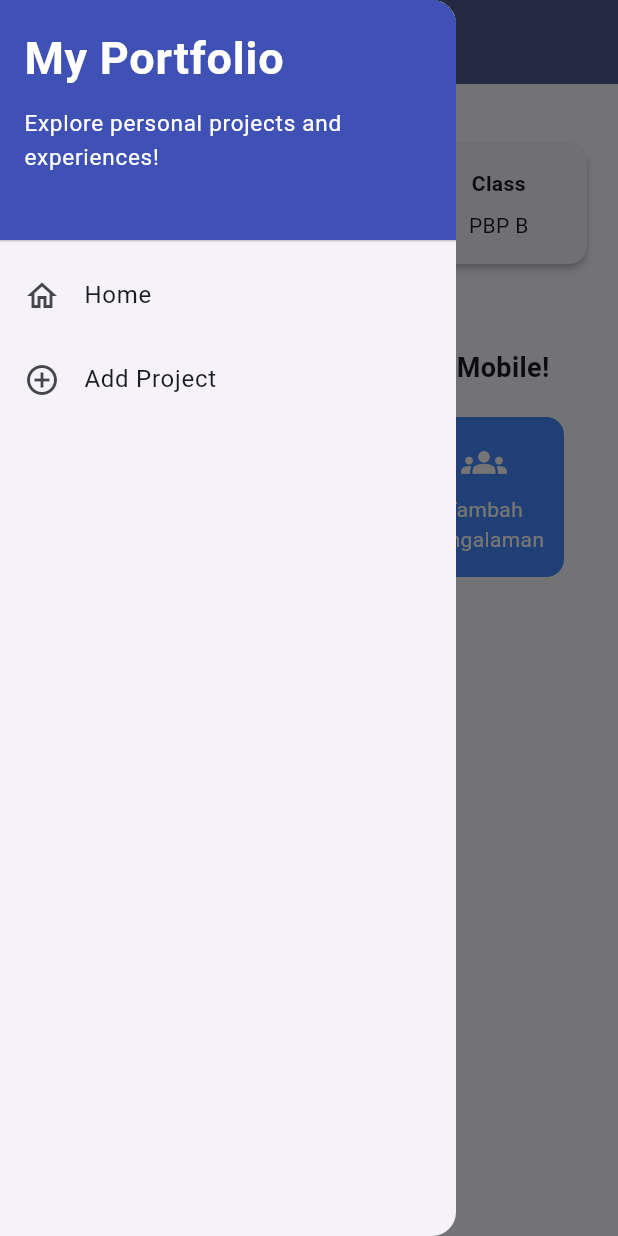
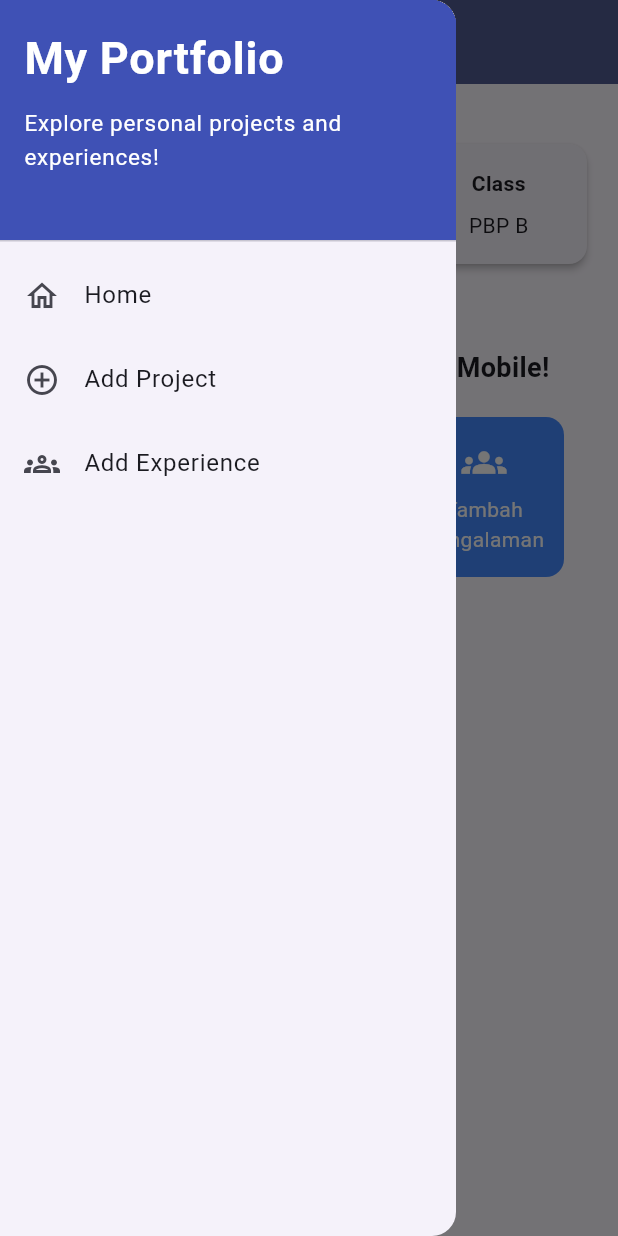
Before and after one commit to adreezadamica/myportofolio_mobile, a Flutter app: the screen it shows after launch, with the side drawer open, on a phone screen of 412 x 824 dp. Run offline on Flutter 3.47's test engine with Material 3 defaults, Android fonts, the phone set to English and light mode, and no system bars; our stand-ins replace material_ui.

Commit message:
feat(widgets): add Add Experience option to LeftDrawer

```diff
--- a/lib/widgets/left_drawer.dart
+++ b/lib/widgets/left_drawer.dart
@@ -1,6 +1,7 @@
 import 'package:material_ui/material_ui.dart';
 import 'package:myportofolio_mobile/screens/menu.dart';
 import 'package:myportofolio_mobile/screens/project_form.dart';
+import 'package:myportofolio_mobile/screens/experience_form.dart';
 
 class LeftDrawer extends StatelessWidget {
   const LeftDrawer({super.key});
@@ -53,6 +54,17 @@ class LeftDrawer extends StatelessWidget {
               );
             },
           ),
+
+          ListTile(
+            leading: const Icon(Icons.groups_outlined),
+            title: const Text('Add Experience'),
+            onTap: () {
+              Navigator.push(
+                context,
+                MaterialPageRoute(builder: (context) => const ExperienceFormPage()),
+              );
+            },
+          ),
         ],
       ),
     );
```
